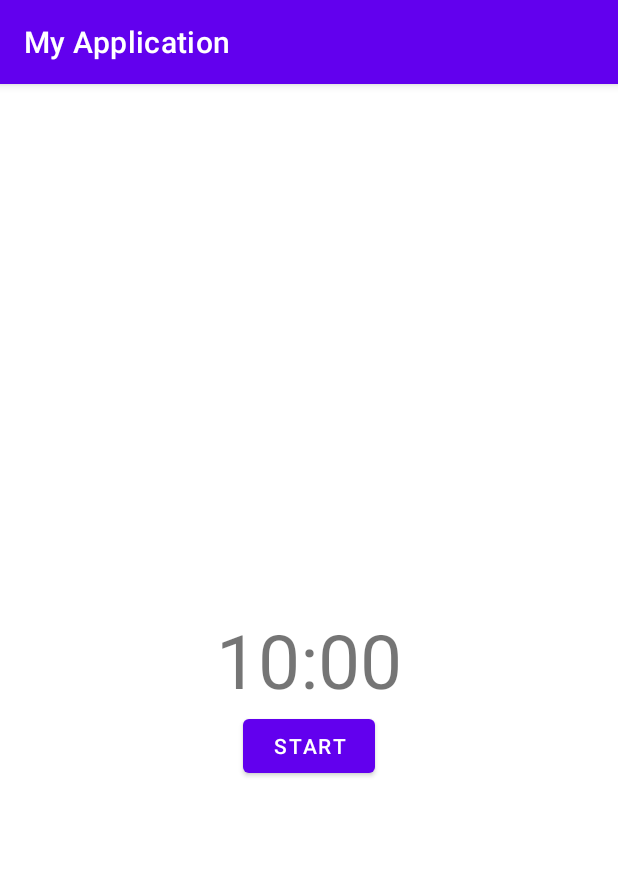
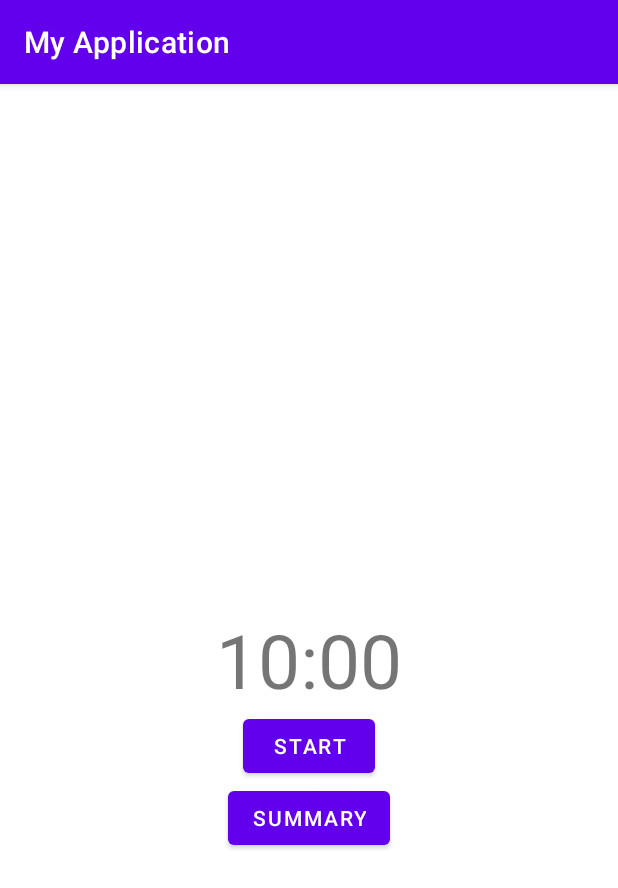
Before and after one commit to telvinzhong/workoutTimerMobileApp, an Android app: the StartWorkOut screen opened directly, with no data from a screen before it, on a phone screen of 412 x 824 dp. Shown: the top 888 px of the screen. Run offline under Robolectric (Android 15) with nearby library versions, the phone set to English and light mode, and no system bars.

Commit message:
add workout summary layout

```diff
--- a/app/src/main/java/edu/neu/madcourse/myapplication/StartWorkOut.java
+++ b/app/src/main/java/edu/neu/madcourse/myapplication/StartWorkOut.java
@@ -6,6 +6,7 @@ import android.os.CountDownTimer;
 import android.view.View;
 import android.widget.Button;
 import android.widget.TextView;
+import android.content.Intent;
 
 public class StartWorkOut extends AppCompatActivity {
     private TextView countdownText;
@@ -13,6 +14,7 @@ public class StartWorkOut extends AppCompatActivity {
     private CountDownTimer countDownTimer;
     private long timeLeftInMillisecounds = 600000; //600000=10mins
     private boolean timeRunning;
+    private Button summaryButton;
 
     @Override
     protected void onCreate(Bundle savedInstanceState) {
@@ -21,6 +23,7 @@ public class StartWorkOut extends AppCompatActivity {
 
         countdownText = findViewById(R.id.countdown_text);
         countdownButton = findViewById(R.id.countdown_button);
+        summaryButton = findViewById(R.id.summary_button);
         countdownButton.setOnClickListener(new View.OnClickListener() {
             @Override
             public void onClick(View view) {
@@ -28,6 +31,17 @@ public class StartWorkOut extends AppCompatActivity {
             }
         });
         updateTimer();
+
+        summaryButton.setOnClickListener(new View.OnClickListener() {
+            @Override
+            public void onClick(View view) {
+                openActivitySummary();
+            }
+        });
+    }
+    public void openActivitySummary(){
+        Intent intent = new Intent(this, summary.class);
+        startActivity(intent);
     }
     public void startStop(){
         if (timeRunning){
--- a/app/src/main/res/layout/activity_start_work_out.xml
+++ b/app/src/main/res/layout/activity_start_work_out.xml
@@ -22,4 +22,12 @@
         android:layout_centerHorizontal="true"
         android:text="start" />
 
+    <Button
+        android:id="@+id/summary_button"
+        android:layout_width="wrap_content"
+        android:layout_height="wrap_content"
+        android:layout_below="@+id/countdown_button"
+        android:layout_centerHorizontal="true"
+        android:text="Summary" />
+
 </RelativeLayout>
```
Also changed, not shown: app/src/main/AndroidManifest.xml (+6 -3 lines), app/src/main/java/edu/neu/madcourse/myapplication/summary.java (added, +13 -0 lines), app/src/main/res/layout/activity_summary.xml (added, +50 -0 lines).
